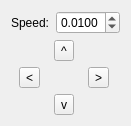
Before: the Qt Designer form src/Interface/Modules/Render/AutoRotateSettings.ui in SCIInstitute/SCIRun, drawn with Qt 5.
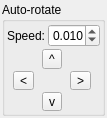
After: the same form once the commit is applied.

The edit to the form file:
```diff
--- a/src/Interface/Modules/Render/AutoRotateSettings.ui
+++ b/src/Interface/Modules/Render/AutoRotateSettings.ui
@@ -6,14 +6,56 @@
    <rect>
     <x>0</x>
     <y>0</y>
-    <width>115</width>
-    <height>117</height>
+    <width>107</width>
+    <height>118</height>
    </rect>
   </property>
+  <property name="minimumSize">
+   <size>
+    <width>107</width>
+    <height>118</height>
+   </size>
+  </property>
   <property name="windowTitle">
    <string>AutoRotate</string>
   </property>
   <layout class="QVBoxLayout" name="verticalLayout">
+   <property name="spacing">
+    <number>2</number>
+   </property>
+   <property name="leftMargin">
+    <number>2</number>
+   </property>
+   <property name="topMargin">
+    <number>2</number>
+   </property>
+   <property name="rightMargin">
+    <number>2</number>
+   </property>
+   <property name="bottomMargin">
+    <number>2</number>
+   </property>
+   <item>
+    <widget class="QGroupBox" name="groupBox">
+     <property name="title">
+      <string>Auto-rotate</string>
+     </property>
+     <layout class="QVBoxLayout" name="verticalLayout_2">
+      <property name="spacing">
+       <number>2</number>
+      </property>
+      <property name="leftMargin">
+       <number>2</number>
+      </property>
+      <property name="topMargin">
+       <number>2</number>
+      </property>
+      <property name="rightMargin">
+       <number>2</number>
+      </property>
+      <property name="bottomMargin">
+       <number>2</number>
+      </property>
    <item>
     <layout class="QHBoxLayout" name="horizontalLayout">
      <item>
@@ -87,6 +129,9 @@
       </widget>
      </item>
     </layout>
+      </item>
+     </layout>
+    </widget>
    </item>
   </layout>
  </widget>
```
Left out of the diff: 3 changed lines with no effect on the pictures. Lines whose indentation alone changed are shown as unchanged.
